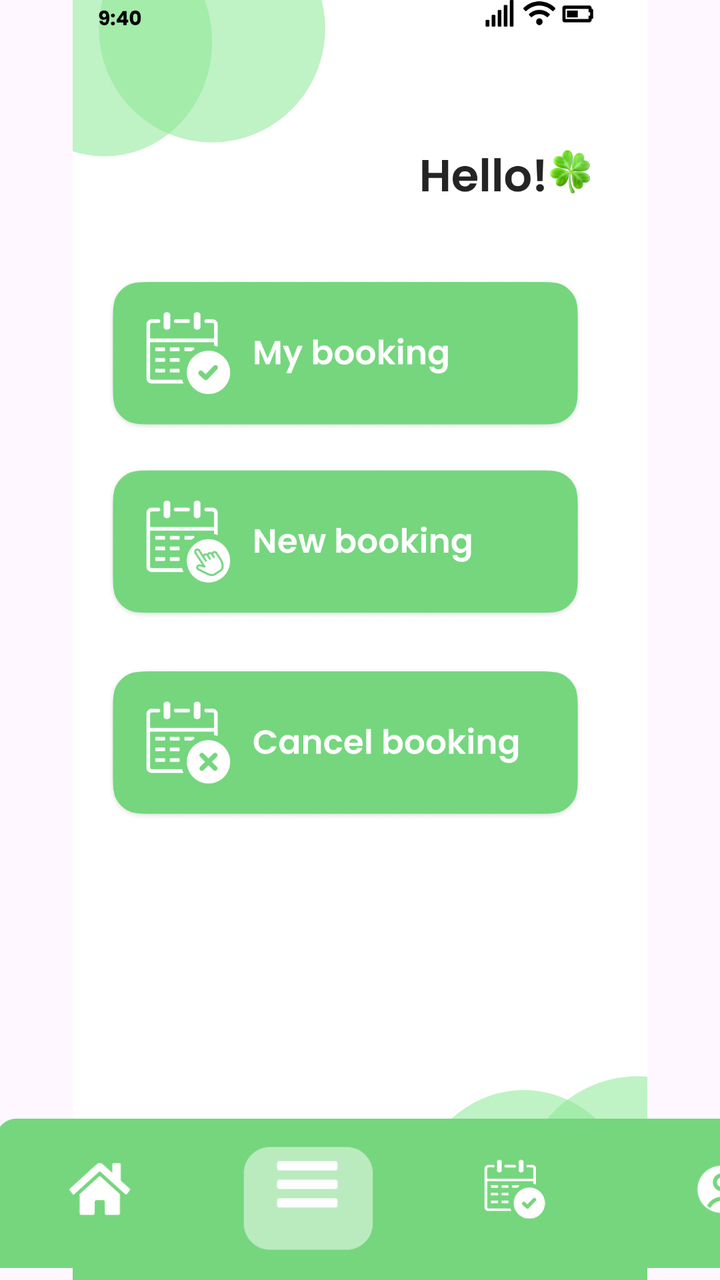
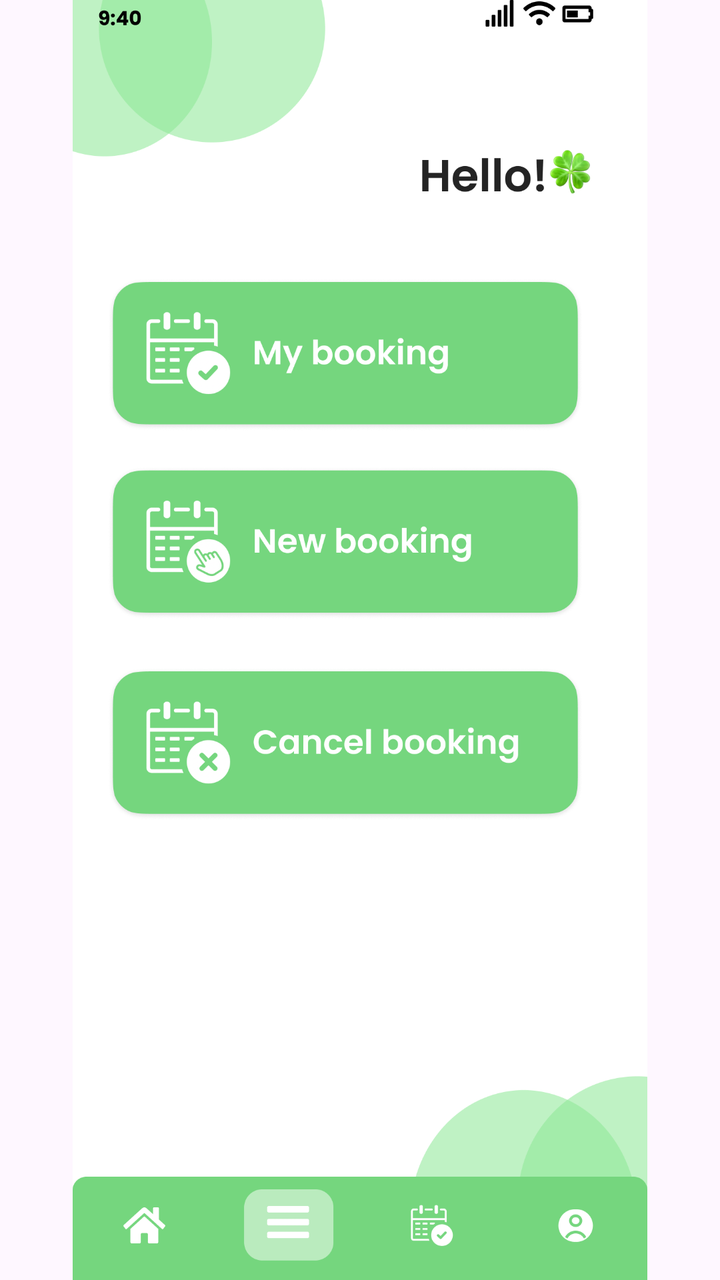

An Android layout rendered at two revisions. The XML below is the earlier revision; the diff shows what the commit changed to produce the second picture.
<!-- AndroidManifest.xml: application theme Theme.COMP2000HKSoftwareEngineeringAssessment -->
<!-- res/layout/activity_emplyeesmenu.xml -->
<?xml version="1.0" encoding="utf-8"?>
<androidx.constraintlayout.widget.ConstraintLayout xmlns:android="http://schemas.android.com/apk/res/android"
    xmlns:app="http://schemas.android.com/apk/res-auto"
    xmlns:tools="http://schemas.android.com/tools"
    android:id="@+id/main"
    android:layout_width="match_parent"
    android:layout_height="match_parent"
    tools:context=".emplyeesmenu">

    <ImageView
        android:id="@+id/iv_login_page"
        android:layout_width="match_parent"
        android:layout_height="match_parent"
        android:scaleType="fitCenter"
        android:src="@drawable/emplyeesmenu"
        app:layout_constraintBottom_toBottomOf="parent"
        app:layout_constraintEnd_toEndOf="parent"
        app:layout_constraintStart_toStartOf="parent"
        app:layout_constraintTop_toTopOf="parent" />

    <ImageButton
        android:id="@+id/btn_back"
        android:layout_width="409dp"
        android:layout_height="112dp"
        android:background="@android:color/transparent"
        android:contentDescription="Back"
        android:scaleType="fitCenter"
        android:src="@drawable/menubarmenu"
        app:layout_constraintBottom_toBottomOf="parent"
        app:layout_constraintEnd_toEndOf="parent"
        app:layout_constraintHorizontal_bias="0.05"
        app:layout_constraintStart_toStartOf="parent"
        app:layout_constraintTop_toTopOf="parent"
        app:layout_constraintVertical_bias="1.024" />

    <ImageButton
        android:id="@+id/btn_managermenuhomebutton"
        android:layout_width="0dp"
        android:layout_height="0dp"
        android:background="@android:color/transparent"
        app:layout_constraintBottom_toBottomOf="parent"
        app:layout_constraintDimensionRatio="2:1"
        app:layout_constraintEnd_toEndOf="parent"
        app:layout_constraintHorizontal_bias="0.071"
        app:layout_constraintStart_toStartOf="parent"
        app:layout_constraintTop_toTopOf="parent"
        app:layout_constraintVertical_bias="0.97"
        app:layout_constraintWidth_percent="0.15 " />
    <ImageButton
        android:id="@+id/btn_managermenubutton"
        android:layout_width="0dp"
        android:layout_height="0dp"
        android:background="@android:color/transparent"
        app:layout_constraintBottom_toBottomOf="parent"
        app:layout_constraintDimensionRatio="2:1"
        app:layout_constraintEnd_toEndOf="parent"
        app:layout_constraintHorizontal_bias="0.369"
        app:layout_constraintStart_toStartOf="parent"
        app:layout_constraintTop_toTopOf="parent"
        app:layout_constraintVertical_bias="0.969"
        app:layout_constraintWidth_percent="0.15" />

    <ImageButton
        android:id="@+id/btn_managermybookingbutton"
        android:layout_width="0dp"
        android:layout_height="0dp"
        android:background="@android:color/transparent"
        app:layout_constraintBottom_toBottomOf="parent"
        app:layout_constraintDimensionRatio="2:1"
        app:layout_constraintEnd_toEndOf="parent"
        app:layout_constraintHorizontal_bias="0.644"
        app:layout_constraintStart_toStartOf="parent"
        app:layout_constraintTop_toTopOf="parent"
        app:layout_constraintVertical_bias="0.969"
        app:layout_constraintWidth_percent="0.15" />

    <ImageButton
        android:id="@+id/btn_managermyprofile"
        android:layout_width="0dp"
        android:layout_height="0dp"
        android:background="@android:color/transparent"
        app:layout_constraintBottom_toBottomOf="parent"
        app:layout_constraintDimensionRatio="2:1"
        app:layout_constraintEnd_toEndOf="parent"
        app:layout_constraintHorizontal_bias="0.957"
        app:layout_constraintStart_toStartOf="parent"
        app:layout_constraintTop_toTopOf="parent"
        app:layout_constraintVertical_bias="0.969"
        app:layout_constraintWidth_percent="0.15" />

    <ImageButton
        android:id="@+id/btn_managermenumybooking"
        android:layout_width="0dp"
        android:layout_height="0dp"
        android:background="@android:color/transparent"
        app:layout_constraintBottom_toBottomOf="parent"
        app:layout_constraintDimensionRatio="688:216"
        app:layout_constraintEnd_toEndOf="parent"
        app:layout_constraintHorizontal_bias="0.388"
        app:layout_constraintStart_toStartOf="parent"
        app:layout_constraintTop_toTopOf="parent"
        app:layout_constraintVertical_bias="0.25"
        app:layout_constraintWidth_percent="0.78" />

    <ImageButton
        android:id="@+id/btn_managermenunewbooking"
        android:layout_width="0dp"
        android:layout_height="0dp"
        android:background="@android:color/transparent"
        app:layout_constraintBottom_toBottomOf="parent"
        app:layout_constraintDimensionRatio="688:216"
        app:layout_constraintEnd_toEndOf="parent"
        app:layout_constraintHorizontal_bias="0.388"
        app:layout_constraintStart_toStartOf="parent"
        app:layout_constraintTop_toTopOf="parent"
        app:layout_constraintVertical_bias="0.415"
        app:layout_constraintWidth_percent="0.78" />

    <ImageButton
        android:id="@+id/btn_managermenucancelbooking"
        android:layout_width="0dp"
        android:layout_height="0dp"
        android:background="@android:color/transparent"
        app:layout_constraintBottom_toBottomOf="parent"
        app:layout_constraintDimensionRatio="688:216"
        app:layout_constraintEnd_toEndOf="parent"
        app:layout_constraintHorizontal_bias="0.388"
        app:layout_constraintStart_toStartOf="parent"
        app:layout_constraintTop_toTopOf="parent"
        app:layout_constraintVertical_bias="0.587"
        app:layout_constraintWidth_percent="0.78" />






</androidx.constraintlayout.widget.ConstraintLayout>
<!-- resources referenced by this layout -->
<resources>
  <!-- drawable emplyeesmenu: png bitmap (drawable, 178224 bytes) -->
  <!-- drawable menubarmenu: png bitmap (drawable, 15318 bytes) -->
  <style name="Theme.COMP2000HKSoftwareEngineeringAssessment" parent="Base.Theme.COMP2000HKSoftwareEngineeringAssessment" />
  <style name="Base.Theme.COMP2000HKSoftwareEngineeringAssessment" parent="Theme.Material3.DayNight.NoActionBar">
          
          
      </style>
</resources>

<!-- the commit's change to res/layout/activity_emplyeesmenu.xml (unified diff, before → after) -->
@@ -12,26 +12,11 @@
         android:layout_width="match_parent"
         android:layout_height="match_parent"
         android:scaleType="fitCenter"
-        android:src="@drawable/emplyeesmenu"
+        android:src="@drawable/emplyeesmenusecond"
         app:layout_constraintBottom_toBottomOf="parent"
         app:layout_constraintEnd_toEndOf="parent"
         app:layout_constraintStart_toStartOf="parent"
         app:layout_constraintTop_toTopOf="parent" />
-
-    <ImageButton
-        android:id="@+id/btn_back"
-        android:layout_width="409dp"
-        android:layout_height="112dp"
-        android:background="@android:color/transparent"
-        android:contentDescription="Back"
-        android:scaleType="fitCenter"
-        android:src="@drawable/menubarmenu"
-        app:layout_constraintBottom_toBottomOf="parent"
-        app:layout_constraintEnd_toEndOf="parent"
-        app:layout_constraintHorizontal_bias="0.05"
-        app:layout_constraintStart_toStartOf="parent"
-        app:layout_constraintTop_toTopOf="parent"
-        app:layout_constraintVertical_bias="1.024" />
 
     <ImageButton
         android:id="@+id/btn_managermenuhomebutton"
<!-- resource entries referenced after the edit -->
@@ -1,7 +1,6 @@
 <!-- resources referenced by this layout -->
 <resources>
-  <!-- drawable emplyeesmenu: png bitmap (drawable, 178224 bytes) -->
-  <!-- drawable menubarmenu: png bitmap (drawable, 15318 bytes) -->
+  <!-- drawable emplyeesmenusecond: png bitmap (drawable, 179446 bytes) -->
   <style name="Theme.COMP2000HKSoftwareEngineeringAssessment" parent="Base.Theme.COMP2000HKSoftwareEngineeringAssessment" />
   <style name="Base.Theme.COMP2000HKSoftwareEngineeringAssessment" parent="Theme.Material3.DayNight.NoActionBar">
           
